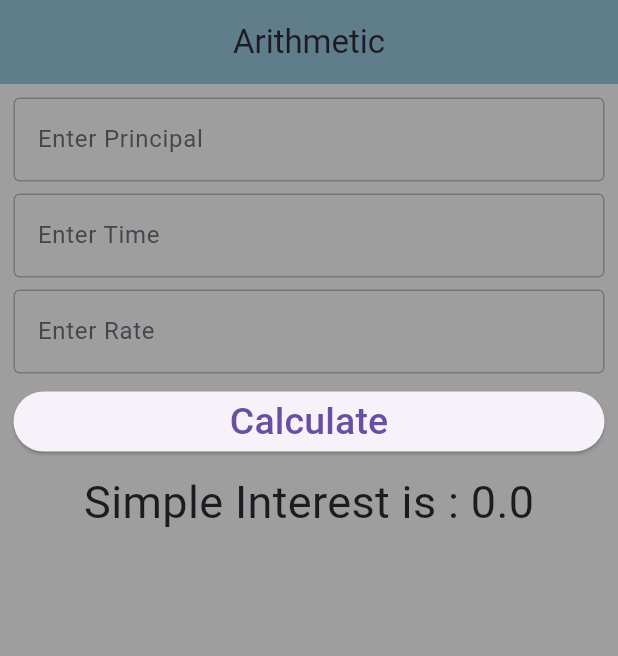
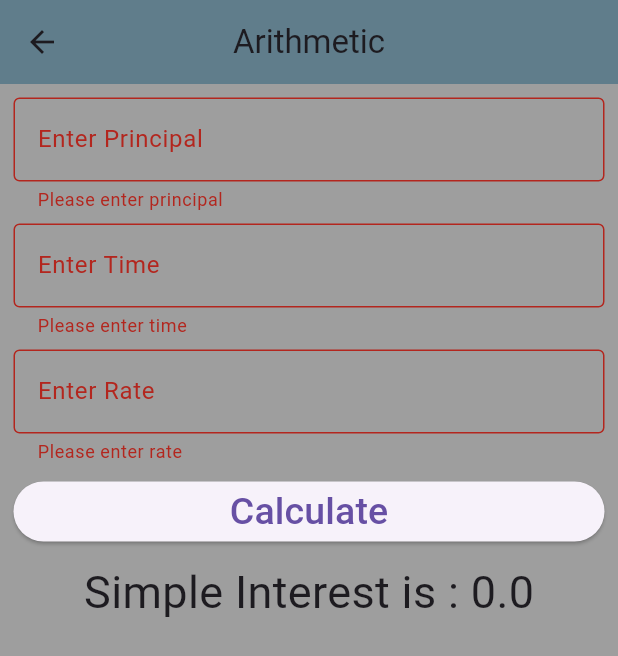
Before and after one commit to bijaya143/firstapp, a Flutter app: the SimpleInterestScreen screen opened directly, after a tap on "Calculate", on a phone screen of 412 x 824 dp. Shown: the top 656 px of the screen. Run offline on Flutter 3.47's test engine with Material 3 defaults, Android fonts, the phone set to English and light mode, and no system bars.

```diff
--- a/lib/app/dashboard.dart
+++ b/lib/app/dashboard.dart
@@ -0,0 +1,13 @@
+import 'package:firstapp/screen/dashboard_screen.dart';
+import 'package:flutter/material.dart';
+
+class DashboardApp extends StatelessWidget {
+  const DashboardApp({super.key});
+
+  @override
+  Widget build(BuildContext context) {
+    return MaterialApp(
+      home: DashboardScreen(),
+    );
+  }
+}
--- a/lib/main.dart
+++ b/lib/main.dart
@@ -1,9 +1,10 @@
 import 'package:firstapp/app/arithmetic.dart';
+import 'package:firstapp/app/dashboard.dart';
 import 'package:firstapp/app/simple_interest.dart';
 import 'package:flutter/material.dart';
 
 void main() {
   runApp(
-    const SimpleInterestApp(),
+    const DashboardApp(),
   );
 }
--- a/lib/model/area/area.dart
+++ b/lib/model/area/area.dart
@@ -0,0 +1,3 @@
+abstract class Area {
+  double calculateArea();
+}
--- a/lib/model/simple_interest_model.dart
+++ b/lib/model/simple_interest_model.dart
@@ -0,0 +1,15 @@
+class SimpleInterestModel {
+  final double principal;
+  final double time;
+  final double rate;
+
+  SimpleInterestModel({
+    required this.principal,
+    required this.time,
+    required this.rate
+  });
+
+  double calculate(){
+    return (principal*time*rate)/100;
+  }
+}
--- a/lib/screen/simple_interest_screen.dart
+++ b/lib/screen/simple_interest_screen.dart
@@ -1,4 +1,4 @@
-import 'package:flutter/cupertino.dart';
+import 'package:firstapp/model/simple_interest_model.dart';
 import 'package:flutter/material.dart';
 
 class SimpleInterestScreen extends StatefulWidget {
@@ -9,6 +9,12 @@ class SimpleInterestScreen extends StatefulWidget {
 }
 
 class _SimpleInterestState extends State<SimpleInterestScreen> {
+  // form key
+  final _formKey = GlobalKey<FormState>();
+
+  // simple interest instance
+  SimpleInterestModel? simpleInterestModel;
+
   // Delcare variables
   double? principal;
   double? time;
@@ -27,36 +33,56 @@ class _SimpleInterestState extends State<SimpleInterestScreen> {
         ),
         body: Padding(
           padding: const EdgeInsets.all(9),
+          child: Form(
+            key: _formKey,
             child: Column(
               children: [
-              TextField(
+                TextFormField(
+                  validator: (value) {
+                    if (value == null || value.isEmpty) {
+                      return 'Please enter principal';
+                    }
+                    return null;
+                  },
                   onChanged: (value) {
                     principal = double.parse(value);
                   },
                   keyboardType: TextInputType.number,
-                decoration: InputDecoration(
+                  decoration: const InputDecoration(
                       border: OutlineInputBorder(),
                       labelText: 'Enter Principal'
                   ),
                 ),
                 const SizedBox(height: 8),
-              TextField(
+                TextFormField(
+                  validator: (value) {
+                    if (value == null || value.isEmpty) {
+                      return 'Please enter time';
+                    }
+                    return null;
+                  },
                   onChanged: (value) {
                     time = double.parse(value);
                   },
                   keyboardType: TextInputType.number,
-                decoration: InputDecoration(
+                  decoration: const InputDecoration(
                       border: OutlineInputBorder(),
                       labelText: 'Enter Time'
                   ),
                 ),
                 const SizedBox(height: 8),
-              TextField(
+                TextFormField(
+                  validator: (value) {
+                    if (value == null || value.isEmpty) {
+                      return 'Please enter rate';
+                    }
+                    return null;
+                  },
                   onChanged: (value) {
                     rate = double.parse(value);
                   },
                   keyboardType: TextInputType.number,
-                decoration: InputDecoration(
+                  decoration: const InputDecoration(
                       border: OutlineInputBorder(),
                       labelText: 'Enter Rate'
                   ),
@@ -67,8 +93,17 @@ class _SimpleInterestState extends State<SimpleInterestScreen> {
                   width: double.infinity,
                   child: ElevatedButton(
                     onPressed: (){
+                      //validation
+                      if (_formKey.currentState!.validate()) {
+                        // If the form is valid, display a snackbar. In the real world,
+                        // you'd often call a server or save the information in a database.
+                        ScaffoldMessenger.of(context).showSnackBar(
+                          const SnackBar(content: Text('Processing Data')),
+                        );
+                      }
                       setState(() {
-                      result = (principal! * time! * rate!)/100;
+                        simpleInterestModel = SimpleInterestModel(principal: principal!, time: time!, rate: rate!);
+                        result = simpleInterestModel!.calculate();
                       });
                     },
                     child: const Text(
@@ -84,12 +119,13 @@ class _SimpleInterestState extends State<SimpleInterestScreen> {
                 // Display informatuion
                 Text(
                   'Simple Interest is : $result',
-                style: TextStyle(
+                  style: const TextStyle(
                     fontSize: 30,
                   ),
                 ),
               ],
             ),
+          ),
         )
     );
   }
```
Also changed, not shown: lib/model/area/circle.dart (+17 -0 lines), lib/model/arithmetic_model.dart (+14 -0 lines), lib/screen/area_screen.dart (+51 -0 lines), lib/screen/arithmetic_screen.dart (+31 -12 lines), lib/screen/circle_area_screen.dart (+86 -0 lines), lib/screen/dashboard_screen.dart (+83 -0 lines). Lines whose indentation alone changed are shown as unchanged.
